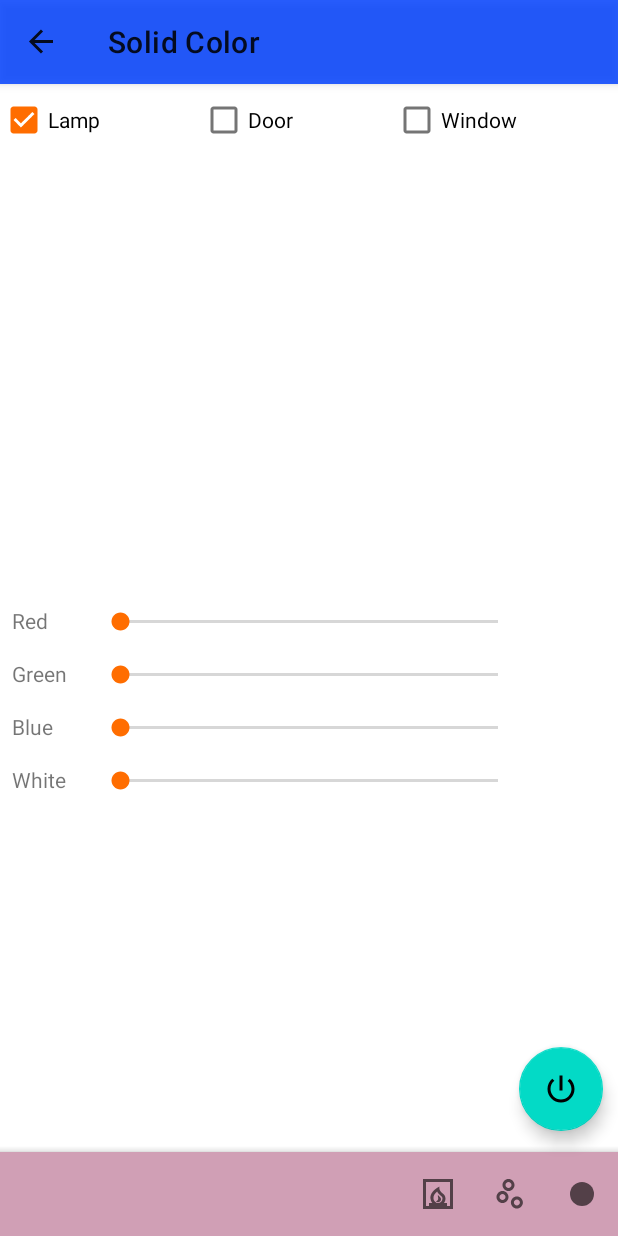
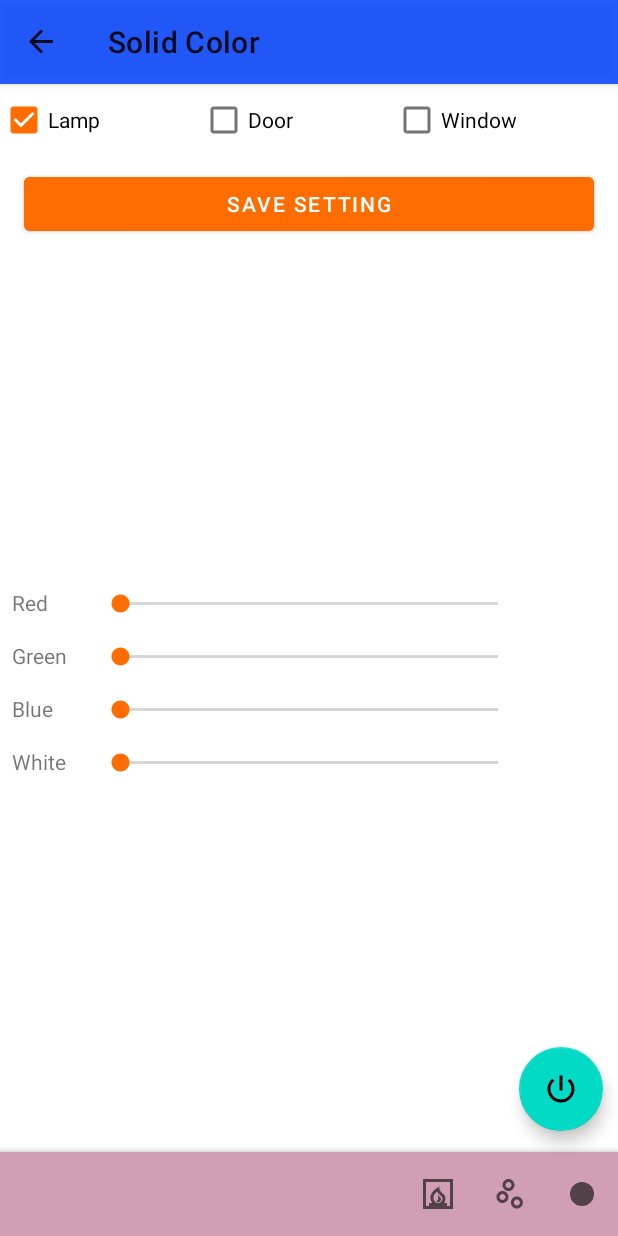
Before and after one commit to smashinashwin/home-led-fun, an Android app: the SolidFragment screen opened through its navigation route, on a phone screen of 412 x 824 dp. Run offline under Robolectric (Android 15) with nearby library versions, the phone set to English and light mode, and no system bars; our stand-ins replace data binding, navigation-ui; libraries missing offline, so code that uses them is left out: org.eclipse.paho; pictures from the network do not load; 12 statements that could not run were skipped.

Commit message:
added save button and stubbed out client side logic

```diff
--- a/android-projects/Lights/app/src/main/java/com/leds/lightcontroller/main/MainActivity.kt
+++ b/android-projects/Lights/app/src/main/java/com/leds/lightcontroller/main/MainActivity.kt
@@ -7,19 +7,24 @@ import android.view.View
 import androidx.appcompat.app.AppCompatActivity
 import androidx.navigation.findNavController
 import androidx.databinding.DataBindingUtil
+import androidx.fragment.app.Fragment
 import androidx.lifecycle.Observer
 import androidx.lifecycle.ViewModelProvider
+import androidx.navigation.NavController
 import androidx.navigation.ui.*
 import com.google.android.material.bottomappbar.BottomAppBar
 import com.leds.lightcontroller.databinding.ActivityMainBinding
 import com.leds.lightcontroller.R
 import com.leds.lightcontroller.livedata.ParamParams
+import com.leds.lightcontroller.ui.EmberFragment
+import kotlinx.android.synthetic.main.activity_main.*
 
 
 class MainActivity : AppCompatActivity() {
 
     private lateinit var binding: ActivityMainBinding
     lateinit var viewModel: MainViewModel
+    lateinit var navController: NavController
 
     override fun onCreate(savedInstanceState: Bundle?) {
         super.onCreate(savedInstanceState)
@@ -36,7 +41,7 @@ class MainActivity : AppCompatActivity() {
 
         //draw the xml layout to the screen
         binding = DataBindingUtil.setContentView(this, R.layout.activity_main)
-        val navController = findNavController(R.id.nav_host_fragment)
+        navController = findNavController(R.id.nav_host_fragment)
 
         //ensure the back button works correctly
         NavigationUI.setupActionBarWithNavController(this, navController, binding.drawerLayout)
@@ -85,4 +90,14 @@ class MainActivity : AppCompatActivity() {
         //this method is called from the FAB in activity_main.xml
         viewModel.flipSwitch()
     }
+    fun saveSetting(view: View) {
+        val navHost = this.supportFragmentManager.findFragmentById(R.id.nav_host_fragment)
+        val currentFragment = navHost!!.childFragmentManager.primaryNavigationFragment
+        val a = (currentFragment is EmberFragment)
+        Log.i("ember fragment", a.toString())
+        //based on what fragment, do a thing.
+        //The mediator is an OK proxy, but won't work 100% of the time.
+        viewModel.saveSetting()
+    }
+
 }
--- a/android-projects/Lights/app/src/main/java/com/leds/lightcontroller/main/MainViewModel.kt
+++ b/android-projects/Lights/app/src/main/java/com/leds/lightcontroller/main/MainViewModel.kt
@@ -1,6 +1,7 @@
 package com.leds.lightcontroller.main
 
 import android.text.PrecomputedText
+import android.util.Log
 import androidx.lifecycle.MutableLiveData
 import androidx.lifecycle.ViewModel
 import com.leds.lightcontroller.livedata.*
@@ -54,4 +55,11 @@ class MainViewModel : ViewModel() {
         //This value just changes the LiveData<String> object lightParams.stateOn. The paramParamsObserver then kicks off viewModel.sendMessage()
         lightParams.propertyMap["stateOn"]!!.value = if (powerStatus)  "true" else "false"
     }
+
+    fun saveSetting() {
+        Log.i("setting to be saved", paramParams.mediator.value!!)
+        //TODO("add current settings to the postgres database on the rpi ")
+        //https://stackoverflow.com/questions/10435609/driver-jdbc-postgresql-with-android
+
+    }
 }
--- a/android-projects/Lights/app/src/main/java/com/leds/lightcontroller/ui/SolidFragment.kt
+++ b/android-projects/Lights/app/src/main/java/com/leds/lightcontroller/ui/SolidFragment.kt
@@ -5,6 +5,7 @@ import android.os.Bundle
 import android.view.LayoutInflater
 import android.view.View
 import android.view.ViewGroup
+import android.widget.RelativeLayout
 import androidx.core.view.get
 import androidx.databinding.DataBindingUtil
 import androidx.fragment.app.Fragment
@@ -13,6 +14,7 @@ import com.leds.lightcontroller.main.MainActivity
 import com.leds.lightcontroller.R
 import com.leds.lightcontroller.databinding.FragmentSolidBinding
 import com.leds.lightcontroller.main.MainViewModel
+import kotlinx.android.synthetic.main.fragment_selector.*
 
 /*
  * All this fragment need to do is draw the layout to the screen. and setup two-way data binding.
@@ -45,8 +47,6 @@ class SolidFragment : Fragment() {
         super.onStart()
         val lightParams = mainActivity.viewModel.paramParams.lightParams
         lightParams.propertyMap["pattern"]!!.value = getString(R.string.solidpatternnumber)
-        binding.navigationSelector.findViewById<View>(R.id.palette_spinner).visibility = View.GONE
-        binding.navigationSelector.findViewById<View>(R.id.palette_selector).visibility = View.GONE
-
+        binding.navigationSelector.findViewById<View>(R.id.palette_grp).visibility = View.GONE
     }
 }
--- a/android-projects/Lights/app/src/main/res/layout/fragment_selector.xml
+++ b/android-projects/Lights/app/src/main/res/layout/fragment_selector.xml
@@ -44,6 +44,7 @@
             android:text="@string/window" />
     </LinearLayout>
     <LinearLayout
+        android:id="@+id/palette_grp"
         android:layout_height="wrap_content"
         android:layout_width="match_parent"
         android:layout_below="@+id/checkbox_grp"
@@ -71,5 +72,23 @@
             app:layout_constraintTop_toTopOf="@+id/palette_selector"
             />
     </LinearLayout>
+    <LinearLayout
+        android:id="@+id/database_grp"
+        android:layout_width="match_parent"
+        android:layout_height="wrap_content"
+        android:orientation="vertical"
+        android:layout_below="@id/palette_grp"
+        android:layout_marginTop="8dp">
+    <Button
+        android:layout_width="match_parent"
+        android:layout_height="wrap_content"
+        android:layout_marginEnd="16dp"
+        android:layout_marginStart="16dp"
+        android:text="@string/save"
+        android:backgroundTint="@color/colorAccent"
+        android:onClick="saveSetting">
+
+    </Button>
+    </LinearLayout>
 </RelativeLayout>
 </layout>
--- a/android-projects/Lights/app/src/main/res/layout/fragment_solid.xml
+++ b/android-projects/Lights/app/src/main/res/layout/fragment_solid.xml
@@ -18,20 +18,20 @@
             android:id="@id/navigation_selector"
             android:name="com.leds.lightcontroller.ui.SelectorFragment"
             android:layout_width="match_parent"
-            android:layout_height="20dp"
+            android:layout_height="wrap_content"
             app:layout_constraintBottom_toTopOf="@id/text_solid"
             app:layout_constraintTop_toTopOf="parent"
-            android:layout_marginTop="14dp"
+
             />
 
 
         <TextView
             android:id="@+id/text_solid"
             android:layout_width="match_parent"
-            android:layout_height="250dp"
+            android:layout_height="200dp"
             android:layout_marginStart="32dp"
             android:layout_marginEnd="32dp"
-            android:layout_marginTop="32dp"
+            android:layout_marginTop="16dp"
             android:background="@{mainViewModel.paramParams.solidParams.color}"
             android:gravity="center_horizontal"
             app:layout_constraintEnd_toEndOf="parent"
@@ -44,7 +44,7 @@
                     android:layout_width="wrap_content"
                     android:layout_height="wrap_content"
                     android:layout_marginLeft="8dp"
-                    android:layout_marginTop="32dp"
+                    android:layout_marginTop="16dp"
                     android:text="@string/red"
                     app:layout_constraintLeft_toLeftOf="parent"
                     app:layout_constraintTop_toBottomOf="@id/text_solid" />
--- a/android-projects/Lights/app/src/main/res/values/strings.xml
+++ b/android-projects/Lights/app/src/main/res/values/strings.xml
@@ -30,6 +30,7 @@
     <string name="emberpatternnumber">0</string>
     <string name="glitterpatternnumber">1</string>
     <string name="solidpatternnumber">3</string>
+    <string name="save">Save Setting</string>
 
 
     <string-array name="palette_array">
```
